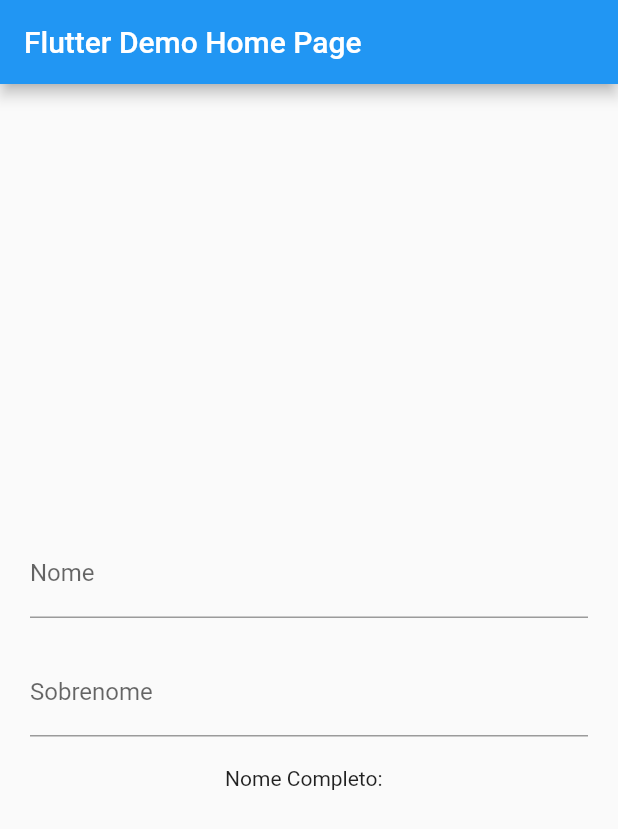
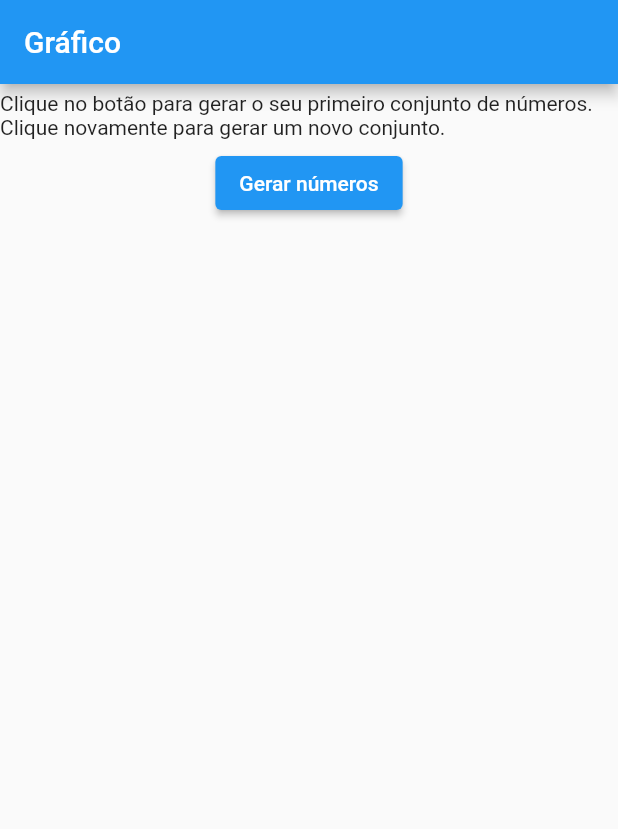
Before and after one commit to yasukawa426/mobx_grafico, a Flutter app: the screen it shows after launch, on a phone screen of 412 x 824 dp. Shown: the top 829 px of the screen. Run offline on Flutter 3.47's test engine with Material 2 defaults, Android fonts, the phone set to English and light mode, and no system bars; our stand-ins replace flutter_mobx, mobx; generated files the repository leaves out were written again.

Commit message:
Tela alterada

```diff
--- a/lib/main.dart
+++ b/lib/main.dart
@@ -1,8 +1,7 @@
-import 'dart:io';
 
 import 'package:flutter/material.dart';
 import 'package:mobx_exemplo_grafico/view/android/android_page.dart';
-import 'package:mobx_exemplo_grafico/view/ios/ios_page.dart';
+//import 'package:mobx_exemplo_grafico/view/ios/ios_page.dart';
 void main() {
   //Platform.isIOS ? runApp(const IosApp()) : runApp(const AndroidApp());
   runApp(const AndroidApp());
--- a/lib/view/android/android_page.dart
+++ b/lib/view/android/android_page.dart
@@ -13,63 +13,47 @@ class AndroidApp extends StatelessWidget {
       theme: ThemeData(
         primarySwatch: Colors.blue,
       ),
-      home: MyHomePage(title: 'Flutter Demo Home Page'),
+      home: const MyHomePage(),
     );
   }
 }
 
-class MyHomePage extends StatelessWidget {
-  MyHomePage({Key? key, required this.title}) : super(key: key);
-  final String title;
-  Controller controller = Controller();
+class MyHomePage extends StatefulWidget {
+  const MyHomePage({Key? key}) : super(key: key);
 
+  @override
+  State<MyHomePage> createState() => _MyHomePageState();
+}
+
+class _MyHomePageState extends State<MyHomePage> {
   @override
   Widget build(BuildContext context) {
     return Scaffold(
-      appBar: AppBar(
-        title: Text(title),
-      ),
-      body: Padding(
-        padding: const EdgeInsets.all(20),
-        child: Column(
-          mainAxisAlignment: MainAxisAlignment.center,
+      appBar: AppBar(title: const Text("Gráfico")),
+      body: Column(children: [
+        const SizedBox(height: 5),
+        const Center(
+            child: Text(
+                "Clique no botão para gerar o seu primeiro conjunto de números. Clique novamente para gerar um novo conjunto.")),
+        const SizedBox(height: 5),
+        ElevatedButton(
+            onPressed: () {
+              //TODO: implement
+            },
+            child: const Text("Gerar números")),
+        Row(
           children: [
-            // child: Row(
-            //   mainAxisAlignment: MainAxisAlignment.center,
-            //   children: [
-            //   Card(child: SfCartesianChart(
-            //     primaryXAxis: CategoryAxis(),
-            //     series: <LineSeries<int, String>>[
-            //       LineSeries<int, String>(
-            //         dataSource: <int>[
-            //           4,5,6,10,78,2,55,64,32,86,10
-            //         ],
-            //         xValueMapper: (um, dois) => "$um indice",
-            //         yValueMapper: (um, dois) => um
-            //       )
-            //     ],
-            //   )),
-            //   Card(child: SfCircularChart ()),
-            //   ],)
-            TextField(
-              decoration: const InputDecoration(labelText: 'Nome'),
-              onChanged: controller.mudarNome,
-            ),
-            const SizedBox(
+            Card(
+                child: Container(
               height: 20,
-            ),
-            TextField(
-                decoration: const InputDecoration(labelText: 'Sobrenome'),
-                onChanged: controller.mudarSobrenome),
-            const SizedBox(height: 20),
-            Observer(
-              builder: (context) {
-                return Text('Nome Completo: ${controller.nomeCompleto}');
-              },
-            )
+            )),
+            Card(
+                child: Container(
+              height: 20,
+            )),
           ],
-        ),
-      ),
+        )
+      ]),
     );
   }
 }
--- a/lib/view/ios/ios_page.dart
+++ b/lib/view/ios/ios_page.dart
@@ -1,6 +1,4 @@
 import 'package:flutter/cupertino.dart';
-import 'package:flutter/src/foundation/key.dart';
-import 'package:flutter/src/widgets/framework.dart';
 
 class IosApp extends StatelessWidget {
   const IosApp({Key? key}) : super(key: key);
```
Also changed, not shown: 1 other file.
